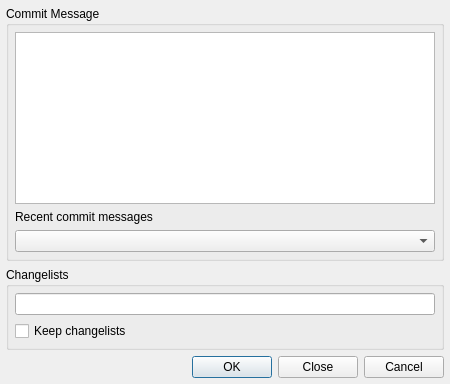
First picture: the form in Plugins/VcsPlugins/vcsPySvn/SvnCommitDialog.ui, repository testmana2/test, before the edit.
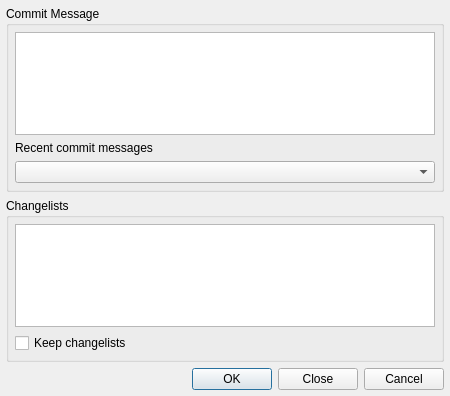
Second picture: the form after the edit.

Commit message: Added capability to select from existing change lists and added a dialog to browse the change lists.

Diff of the .ui file:
```diff
--- a/Plugins/VcsPlugins/vcsPySvn/SvnCommitDialog.ui
+++ b/Plugins/VcsPlugins/vcsPySvn/SvnCommitDialog.ui
@@ -1,12 +1,12 @@
 <ui version="4.0" >
  <class>SvnCommitDialog</class>
- <widget class="QWidget" name="SvnCommitDialog" >
-  <property name="geometry" >
+ <widget class="QWidget" name="SvnCommitDialog">
+  <property name="geometry">
    <rect>
     <x>0</x>
     <y>0</y>
     <width>450</width>
-    <height>384</height>
+    <height>396</height>
    </rect>
   </property>
   <property name="windowTitle" >
@@ -60,9 +60,9 @@
      </property>
      <layout class="QVBoxLayout" name="verticalLayout_2" >
       <item>
-       <widget class="QLineEdit" name="changeListsEdit" >
-        <property name="toolTip" >
-         <string>Enter the list of changelists separated by ';'</string>
+       <widget class="QListWidget" name="changeLists">
+        <property name="toolTip">
+         <string>Select the change lists to limit the commit</string>
         </property>
        </widget>
       </item>
@@ -91,7 +91,7 @@
    </item>
   </layout>
  </widget>
- <layoutdefault spacing="6" margin="6" />
+ <layoutdefault spacing="6" margin="6"/>
  <pixmapfunction>qPixmapFromMimeSource</pixmapfunction>
  <tabstops>
   <tabstop>logEdit</tabstop>
```
Left out of the diff: 55 changed lines with no effect on the pictures. The commit also changes 37 other files.
